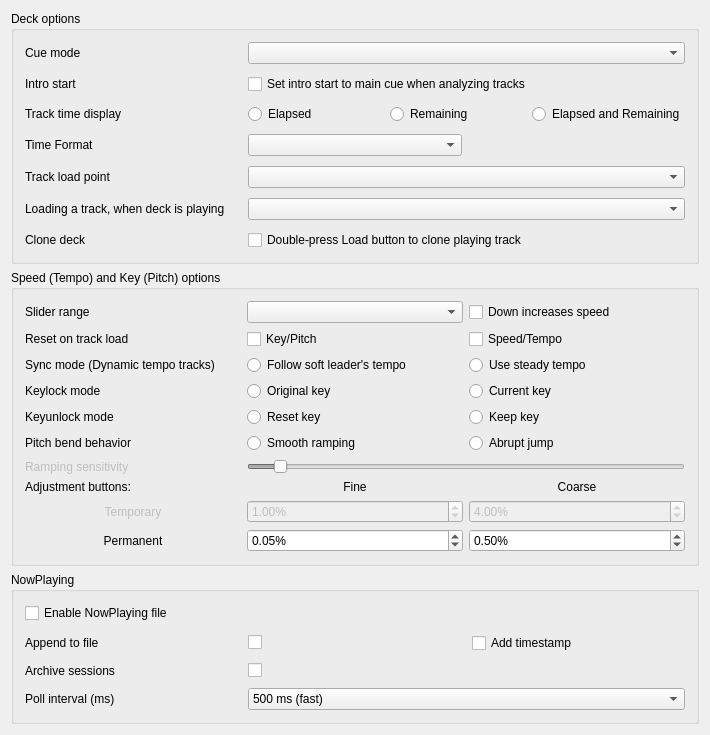
Above: src/preferences/dialog/dlgprefdeckdlg.ui from Eve00000/mixxx before the change. Below: the same form after it.
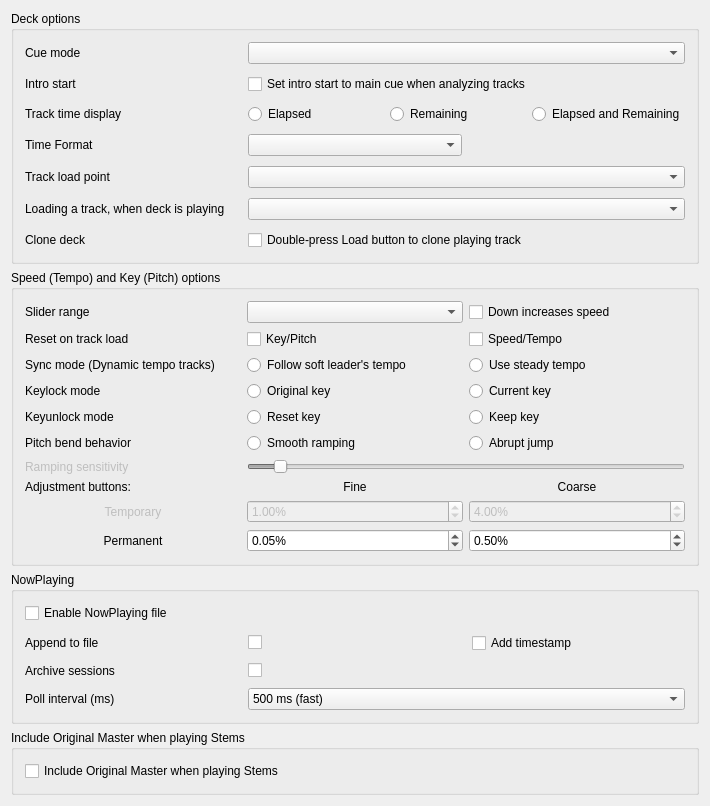
That is the form after the change.

Commit message: add 5stems preference in dialog

The edit to the form file:
```diff
--- a/src/preferences/dialog/dlgprefdeckdlg.ui
+++ b/src/preferences/dialog/dlgprefdeckdlg.ui
@@ -734,6 +734,25 @@
       </widget>
     </item>
     <item row="3" column="0">
+      <widget class="QGroupBox" name="groupBoxIncludeOriginalMasterWhenPlayingStems">
+        <property name="title">
+          <string>Include Original Master when playing Stems</string>
+        </property>
+        <layout class="QGridLayout" name="gridLayoutIncludeOriginalMasterWhenPlayingStems">
+          <property name="spacing">
+            <number>10</number>
+          </property>
+          <item row="0" column="0" colspan="3">
+            <widget class="QCheckBox" name="checkBoxEnableIncludeOriginalMasterWhenPlayingStems">
+              <property name="text">
+                <string>Include Original Master when playing Stems</string>
+              </property>
+            </widget>
+          </item>
+        </layout>
+      </widget>
+    </item>
+    <item row="4" column="0">
       <spacer name="verticalSpacer2">
         <property name="orientation">
           <enum>Qt::Vertical</enum>
```
Left out of the diff: 1 changed line with no effect on the pictures. The commit also changes 2 other files.
